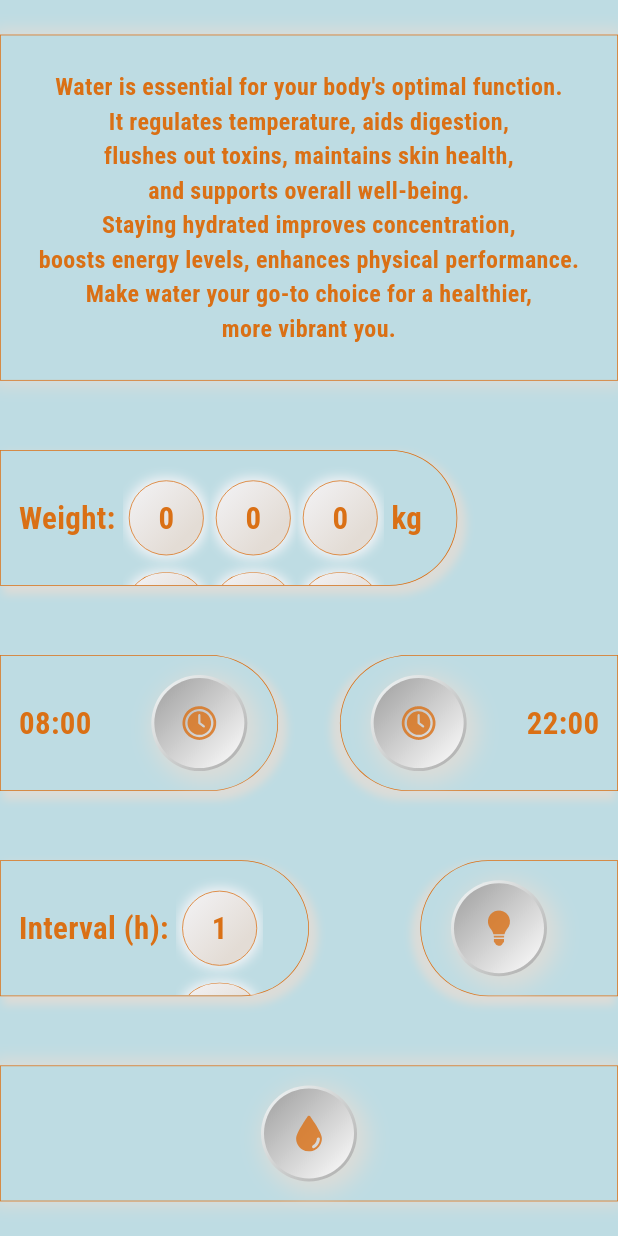
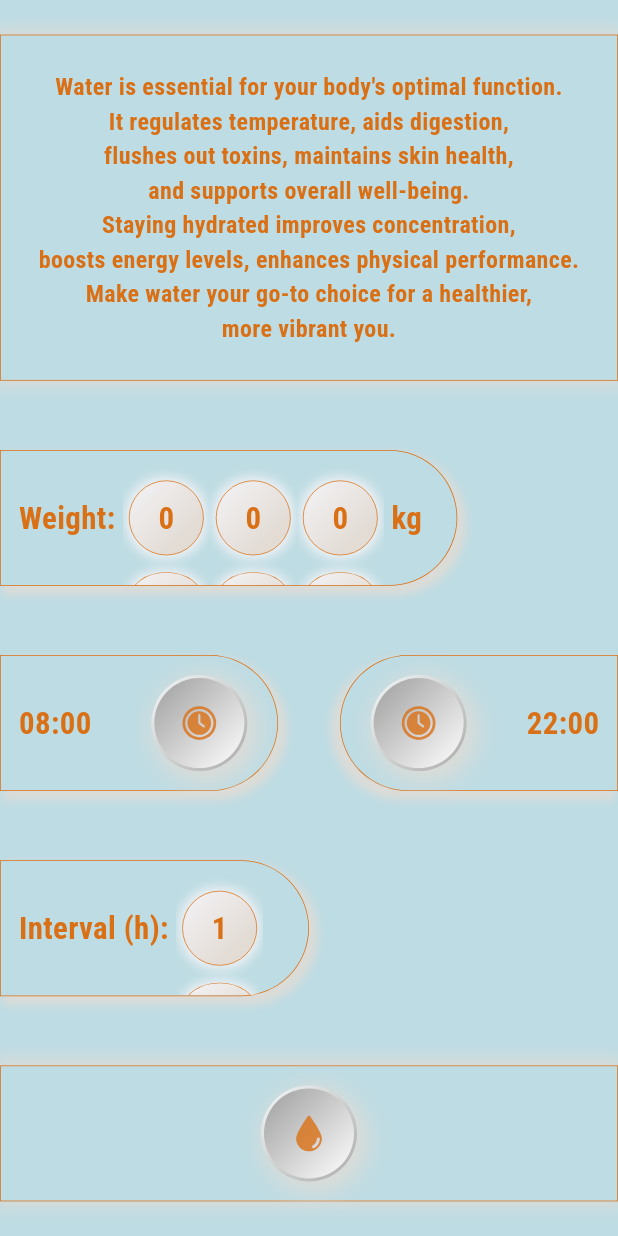
Before and after one commit to denissavishchev/justdrink, a Flutter app: the screen it shows after launch, on a phone screen of 412 x 824 dp. Run offline on Flutter 3.47's test engine with Material 3 defaults, Android fonts, the light colour scheme and no system bars; our stand-ins replace awesome_notifications, flutter_screenutil, flutter_svg, hive, hive_flutter, permission_handler and 1 more; accounts and stored records are empty.

Commit message:
themes off

```diff
--- a/lib/pages/settings_page.dart
+++ b/lib/pages/settings_page.dart
@@ -228,7 +228,9 @@ class SettingsPage extends StatelessWidget {
                                 ],
                               ),
                             ),
-                            BasicContainerWidget(
+                            Visibility(
+                              visible: false,
+                              child: BasicContainerWidget(
                                 right: false,
                                 height: size.height * 0.11,
                                 width: size.width * 0.32,
@@ -243,6 +245,7 @@ class SettingsPage extends StatelessWidget {
                                     const Spacer()
                                   ],
                                 )
+                              ),
                             )
                           ],
                         ),
```
Lines whose indentation alone changed are shown as unchanged.
